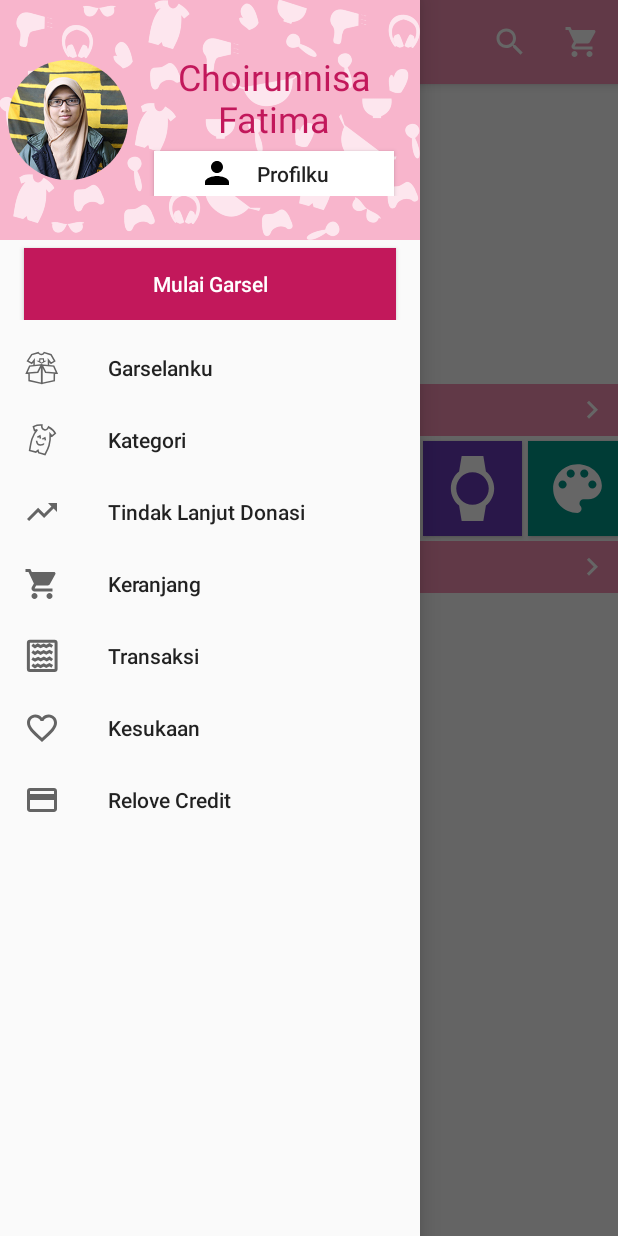
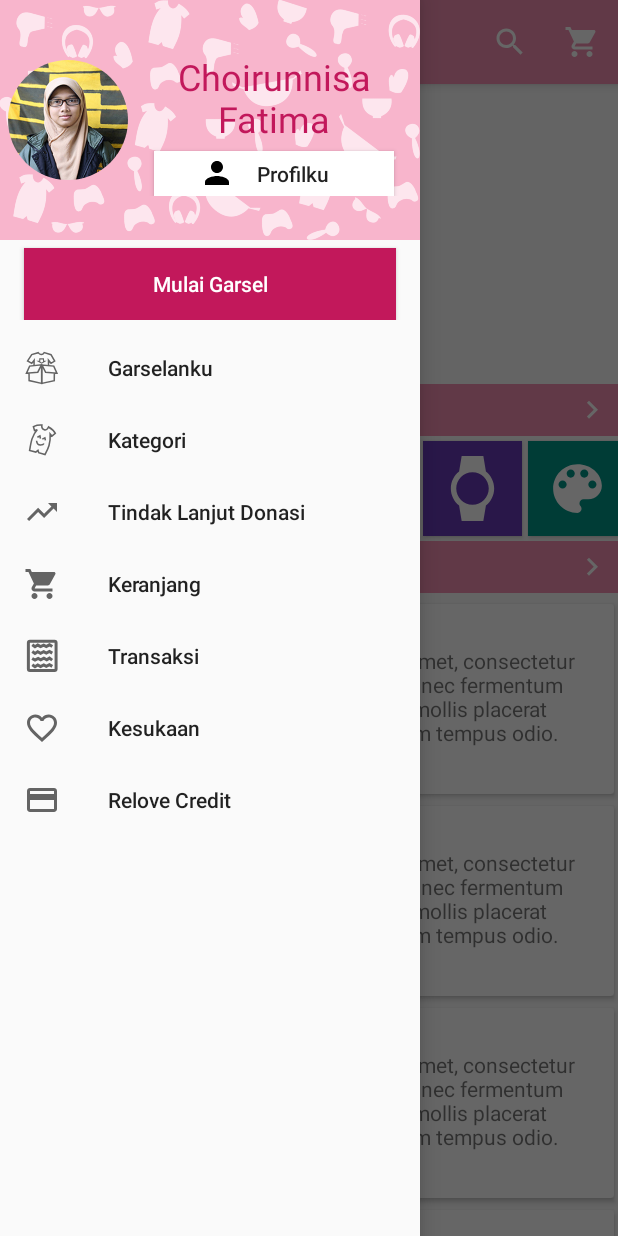
Before and after one commit to CatalinaID/Relove, an Android app: the screen it shows after launch (LandingActivity), with the side drawer open, on a phone screen of 412 x 824 dp. Run offline under Robolectric (Android 15) with nearby library versions, the light colour scheme and no system bars; our stand-ins replace CircleImageView; libraries missing offline, so code that uses them is left out: com.daimajia.slider; 10 statements that could not run were skipped.

Commit message:
0.2 add followups, but not finished

```diff
--- a/app/src/main/java/id/catalina/relove/activity/LandingActivity.java
+++ b/app/src/main/java/id/catalina/relove/activity/LandingActivity.java
@@ -22,7 +22,9 @@ import com.daimajia.slider.library.SliderTypes.DefaultSliderView;
 
 import id.catalina.relove.R;
 import id.catalina.relove.adapter.CategoryAdapter;
+import id.catalina.relove.adapter.LandingFollowUpAdapter;
 import id.catalina.relove.model.Category;
+import id.catalina.relove.model.FollowUp;
 
 public class LandingActivity extends AppCompatActivity
         implements NavigationView.OnNavigationItemSelectedListener {
@@ -69,14 +71,13 @@ public class LandingActivity extends AppCompatActivity
                 = new LinearLayoutManager(this, LinearLayoutManager.HORIZONTAL, false);
         RecyclerView categoriesView = (RecyclerView) findViewById(R.id.landing_categories);
         categoriesView.setLayoutManager(layoutManager1);
-        CategoryAdapter adapter = new CategoryAdapter(Category.CATEGORIES);
-        categoriesView.setAdapter(adapter);
+        categoriesView.setAdapter(new CategoryAdapter(Category.CATEGORIES));
 
         LinearLayoutManager layoutManager2
                 = new LinearLayoutManager(this, LinearLayoutManager.VERTICAL, false);
-
         RecyclerView followupsView = (RecyclerView) findViewById(R.id.landing_followups);
         followupsView.setLayoutManager(layoutManager2);
+        followupsView.setAdapter(new LandingFollowUpAdapter(FollowUp.FOLLOW_UPS));
     }
 
     @Override
--- /dev/null
+++ b/app/src/main/java/id/catalina/relove/adapter/LandingFollowUpAdapter.java
@@ -0,0 +1,59 @@
+package id.catalina.relove.adapter;
+
+import android.graphics.Color;
+import android.support.v7.widget.RecyclerView;
+import android.view.LayoutInflater;
+import android.view.View;
+import android.view.ViewGroup;
+import android.widget.ImageView;
+import android.widget.TextView;
+
+import id.catalina.relove.R;
+import id.catalina.relove.model.Category;
+import id.catalina.relove.model.FollowUp;
+
+/**
+ * Created by ichakid on 4/26/2016.
+ */
+public class LandingFollowUpAdapter extends RecyclerView.Adapter<LandingFollowUpAdapter.ViewHolder> {
+private FollowUp[] followUps;
+
+public static class ViewHolder extends RecyclerView.ViewHolder {
+    public ImageView imageView;
+    public TextView titleView;
+    public TextView contentView;
+
+    public ViewHolder(View v) {
+        super(v);
+        imageView = (ImageView) v.findViewById(R.id.landing_followup_image);
+        titleView = (TextView) v.findViewById(R.id.landing_followup_title);
+        contentView = (TextView) v.findViewById(R.id.landing_followup_content);
+    }
+}
+
+    public LandingFollowUpAdapter(FollowUp[] followUps) {
+        this.followUps = followUps;
+    }
+
+    @Override
+    public LandingFollowUpAdapter.ViewHolder onCreateViewHolder(ViewGroup parent,
+                                                         int viewType) {
+        // create a new view
+        View v = LayoutInflater.from(parent.getContext())
+                .inflate(R.layout.item_landing_followup, parent, false);
+        ViewHolder vh = new ViewHolder(v);
+        return vh;
+    }
+
+    @Override
+    public void onBindViewHolder(ViewHolder holder, int position) {
+        holder.titleView.setText(followUps[position].getTitle());
+        holder.contentView.setText(followUps[position].getContent());
+        holder.imageView.setImageResource(followUps[position].getImage());
+    }
+
+    @Override
+    public int getItemCount() {
+        return followUps.length;
+    }
+}
--- /dev/null
+++ b/app/src/main/java/id/catalina/relove/model/FollowUp.java
@@ -0,0 +1,63 @@
+package id.catalina.relove.model;
+
+import id.catalina.relove.R;
+
+/**
+ * Created by ichakid on 4/26/2016.
+ */
+public class FollowUp {
+    private long id;
+    private String title;
+    private String content;
+    private int image;
+
+    public static String CONTENT = "Lorem ipsum dolor sit amet, consectetur adipiscing elit. " +
+            "Quisque nec fermentum orci. Sed metus turpis, mollis placerat consectetur nec, " +
+            "pretium tempus odio.";
+    public static final FollowUp[] FOLLOW_UPS = {
+            new FollowUp(1, "Banjir Bandung", CONTENT, R.drawable.followup_1),
+            new FollowUp(2, "Tanah Longsor", CONTENT, R.drawable.followup_2),
+            new FollowUp(3, "Peduli Rohingya", CONTENT, R.drawable.followup_3),
+            new FollowUp(4, "Asap Riau", CONTENT, R.drawable.followup_4),
+            new FollowUp(5, "Bangun Sekolah Roboh", CONTENT, R.drawable.followup_5),
+    };
+
+    public FollowUp(long id, String title, String content, int image) {
+        this.id = id;
+        this.title = title;
+        this.content = content;
+        this.image = image;
+    }
+
+    public long getId() {
+        return id;
+    }
+
+    public void setId(long id) {
+        this.id = id;
+    }
+
+    public String getTitle() {
+        return title;
+    }
+
+    public void setTitle(String title) {
+        this.title = title;
+    }
+
+    public String getContent() {
+        return content;
+    }
+
+    public void setContent(String content) {
+        this.content = content;
+    }
+
+    public int getImage() {
+        return image;
+    }
+
+    public void setImage(int image) {
+        this.image = image;
+    }
+}
--- a/app/src/main/res/values/strings.xml
+++ b/app/src/main/res/values/strings.xml
@@ -8,7 +8,7 @@
     <string name="action_settings">Settings</string>
     <string name="drawer_open">Open</string>
     <string name="drawer_close">close</string>
-    <string name="title_activity_landing">LandingActivity</string>
+    <string name="title_activity_landing">Relove</string>
     <string name="btn_profilku">Profilku</string>
     <string name="btn_profilku_guest">Login/Daftar</string>
     <string name="btn_mulai_garsel">Mulai Garsel</string>
```
Also changed, not shown: app/src/main/res/layout/item_landing_followup.xml (added, +40 -0 lines), app/src/main/res/drawable/followup_1.png (added), app/src/main/res/drawable/followup_2.png (added), app/src/main/res/drawable/followup_3.jpg (added), app/src/main/res/drawable/followup_4.jpg (added), app/src/main/res/drawable/followup_5.jpg (added).
